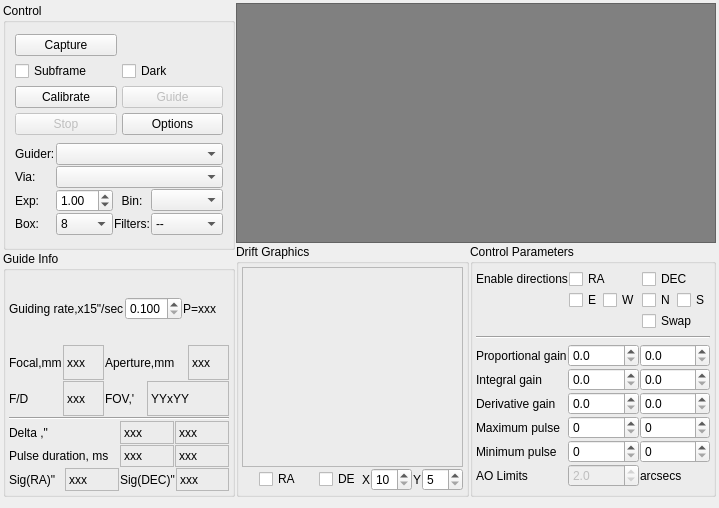
Qt form kstars/ekos/guide/guide.ui (KDE/kstars) before a commit.
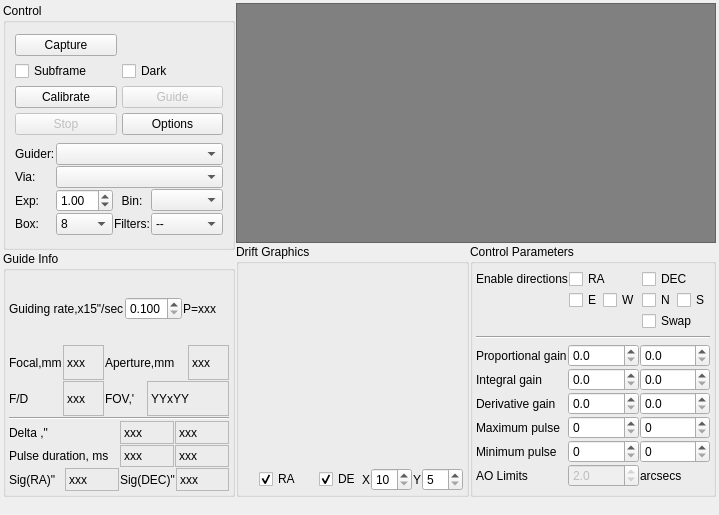
The same form after that commit. Custom widgets are drawn as their Qt base class.

Commit message: More progress in guide module. Load & Save settings now work

The edit to the form file:
```diff
--- a/kstars/ekos/guide/guide.ui
+++ b/kstars/ekos/guide/guide.ui
@@ -6,8 +6,8 @@
    <rect>
     <x>0</x>
     <y>0</y>
-    <width>696</width>
-    <height>508</height>
+    <width>702</width>
+    <height>515</height>
    </rect>
   </property>
   <layout class="QVBoxLayout" name="verticalLayout_5">
@@ -638,9 +638,30 @@
              <number>3</number>
             </property>
             <item>
-             <widget class="QFrame" name="frame_Graph">
+             <layout class="QHBoxLayout" name="horizontalLayout_11">
+              <property name="spacing">
+               <number>0</number>
+              </property>
+              <item>
+               <spacer name="horizontalSpacer">
+                <property name="orientation">
+                 <enum>Qt::Horizontal</enum>
+                </property>
+                <property name="sizeType">
+                 <enum>QSizePolicy::Minimum</enum>
+                </property>
+                <property name="sizeHint" stdset="0">
+                 <size>
+                  <width>1</width>
+                  <height>20</height>
+                 </size>
+                </property>
+               </spacer>
+              </item>
+              <item>
+               <widget class="ScrollGraph" name="driftGraphics" native="true">
               <property name="sizePolicy">
-               <sizepolicy hsizetype="Preferred" vsizetype="Preferred">
+                 <sizepolicy hsizetype="Expanding" vsizetype="Expanding">
                 <horstretch>0</horstretch>
                 <verstretch>0</verstretch>
                </sizepolicy>
@@ -651,31 +672,28 @@
                 <height>200</height>
                </size>
               </property>
-              <property name="maximumSize">
-               <size>
-                <width>16777215</width>
-                <height>16777215</height>
-               </size>
-              </property>
-              <property name="sizeIncrement">
-               <size>
-                <width>50</width>
-                <height>50</height>
-               </size>
-              </property>
-              <property name="baseSize">
-               <size>
-                <width>300</width>
-                <height>300</height>
-               </size>
-              </property>
-              <property name="frameShape">
-               <enum>QFrame::StyledPanel</enum>
-              </property>
-              <property name="frameShadow">
-               <enum>QFrame::Raised</enum>
-              </property>
-             </widget>
+                <property name="styleSheet">
+                 <string notr="true"/>
+                </property>
+               </widget>
+              </item>
+              <item>
+               <spacer name="horizontalSpacer_2">
+                <property name="orientation">
+                 <enum>Qt::Horizontal</enum>
+                </property>
+                <property name="sizeType">
+                 <enum>QSizePolicy::Minimum</enum>
+                </property>
+                <property name="sizeHint" stdset="0">
+                 <size>
+                  <width>1</width>
+                  <height>20</height>
+                 </size>
+                </property>
+               </spacer>
+              </item>
+             </layout>
             </item>
             <item>
              <layout class="QHBoxLayout" name="horizontalLayout_6">
@@ -706,6 +724,9 @@
                 <property name="text">
                  <string>RA</string>
                 </property>
+                <property name="checked">
+                 <bool>true</bool>
+                </property>
                </widget>
               </item>
               <item>
@@ -732,6 +753,9 @@
                 <property name="text">
                  <string>DE</string>
                 </property>
+                <property name="checked">
+                 <bool>true</bool>
+                </property>
                </widget>
               </item>
               <item>
@@ -1132,6 +1156,12 @@
    <header>fitsviewer/fitsview.h</header>
    <container>1</container>
   </customwidget>
+  <customwidget>
+   <class>ScrollGraph</class>
+   <extends>QWidget</extends>
+   <header>ekos/guide/scroll_graph.h</header>
+   <container>1</container>
+  </customwidget>
  </customwidgets>
  <resources/>
  <connections/>
```
Left out of the diff: 8 changed lines with no effect on the pictures. Lines whose indentation alone changed are shown as unchanged. The commit also changes 8 other files.
